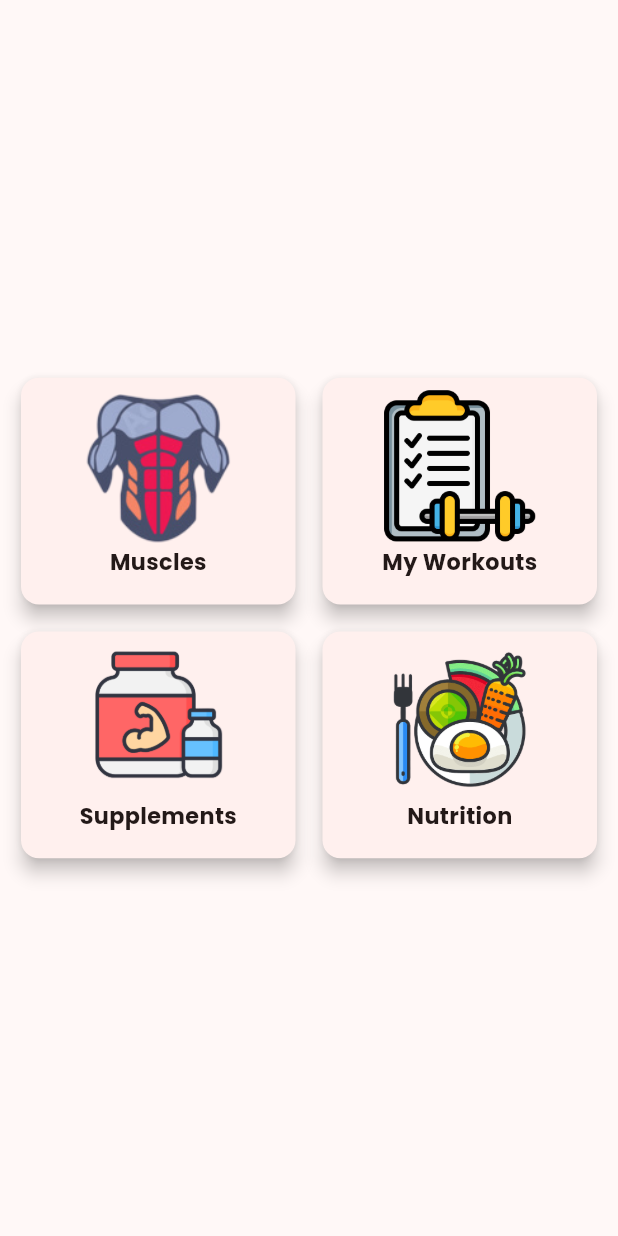
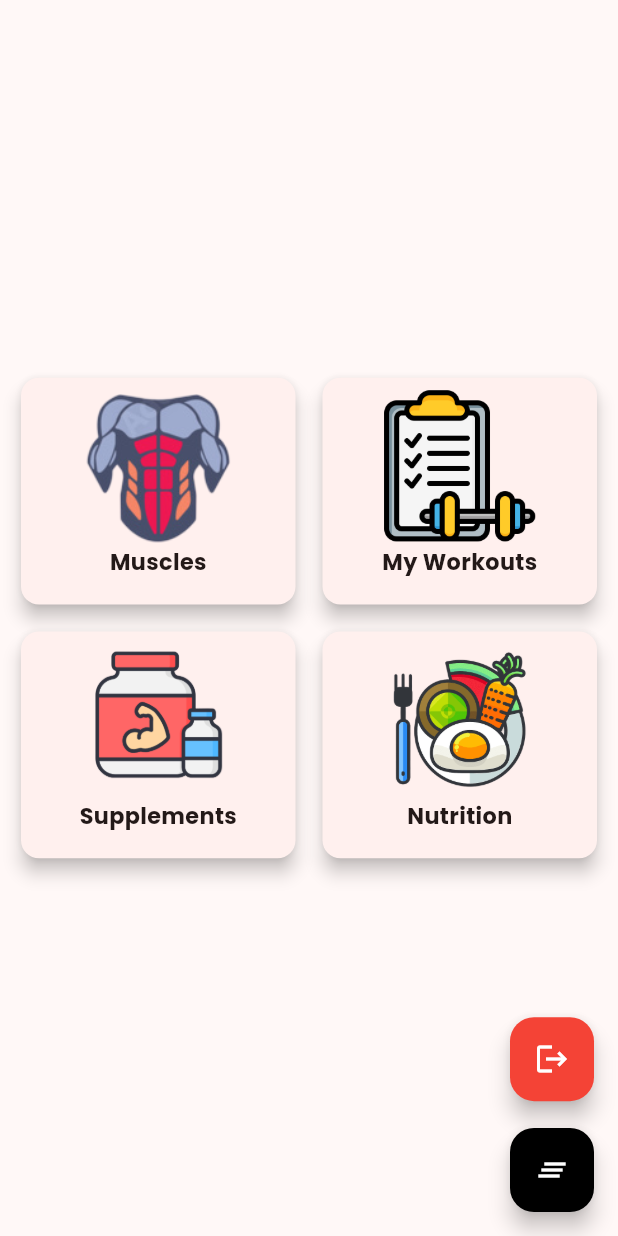
Before and after one commit to MohamedRefaat90/Warrior_App, a Flutter app: the HomeScreen screen opened by its route, on a phone screen of 412 x 824 dp. Run offline on Flutter 3.47's test engine with Material 3 defaults, Android fonts, the phone set to English and light mode, and no system bars; our stand-ins replace another_flushbar, cached_network_image, connectivity_plus, device_preview, dio, firebase_core and 17 more; missing offline and left inert: otp_timer_button; accounts and stored records are empty; project files that could hold a hidden picture were left out.

Commit message:
Add secure storage functionality: implement secure storage handling in onboarding and home screens, update string extension methods, and adjust Firebase initialization

```diff
--- a/lib/core/services/services.dart
+++ b/lib/core/services/services.dart
@@ -10,7 +10,6 @@ abstract class AppServices {
     await ConnectivityChecker.init();
     await HiveManager.init();
     await Firebase.initializeApp(
-      options: DefaultFirebaseOptions.currentPlatform,
-    );
+        options: DefaultFirebaseOptions.currentPlatform);
   }
 }
--- a/lib/features/home/presentation/screen/home_screen.dart
+++ b/lib/features/home/presentation/screen/home_screen.dart
@@ -1,22 +1,46 @@
+import 'package:Warrior/core/constants/colors.dart';
+import 'package:Warrior/core/services/secure_storage_handler.dart';
 import 'package:Warrior/features/Home/data/repo/home_repo.dart';
 import 'package:Warrior/features/Home/presentation/widgets/category_card.dart';
 import 'package:flutter/material.dart';
 import 'package:flutter_riverpod/flutter_riverpod.dart';
+import 'package:flutter_screenutil/flutter_screenutil.dart';
+import 'package:go_router/go_router.dart';
 
-class HomeScreen extends ConsumerStatefulWidget {
+import '../../../../core/constants/routers.dart';
+
+class HomeScreen extends ConsumerWidget {
   const HomeScreen({super.key});
 
   @override
-  ConsumerState<HomeScreen> createState() => _HomeScreenState();
-}
-
-class _HomeScreenState extends ConsumerState<HomeScreen> {
-  @override
-  Widget build(BuildContext context) {
+  Widget build(BuildContext context, WidgetRef ref) {
     return Scaffold(
-      // appBar: AppBar(
-      //   title: const Text('Home Screen'),
-      // ),
+      floatingActionButton: Column(
+        mainAxisSize: MainAxisSize.min,
+        children: [
+          FloatingActionButton(
+            heroTag: 'logout',
+            onPressed: () async {
+              await SecureStorageHandler.delete(key: 'Token');
+              context.goNamed(AppRouters.login);
+              debugPrint('Logged out');
+            },
+            backgroundColor: Colors.red,
+            child: const Icon(Icons.logout, color: AppColors.white),
+          ),
+          15.verticalSpace,
+          FloatingActionButton(
+            heroTag: 'clear',
+            onPressed: () async {
+              await SecureStorageHandler.storage.deleteAll();
+              // context.goNamed(AppRouters.login);
+              debugPrint('SecureStorage Cleared');
+            },
+            backgroundColor: Colors.black,
+            child: const Icon(Icons.clear_all, color: AppColors.white),
+          ),
+        ],
+      ),
       body: Padding(
         padding: const EdgeInsets.all(10),
         child: Column(
--- a/lib/main.dart
+++ b/lib/main.dart
@@ -1,3 +1,4 @@
+import 'package:Warrior/core/services/secure_storage_handler.dart';
 import 'package:Warrior/core/services/services.dart';
 import 'package:device_preview/device_preview.dart';
 import 'package:flutter/foundation.dart';
```
Also changed, not shown: lib/core/extensions/string.dart (+10 -6 lines), lib/features/onboarding/screens/onboarding_screen.dart (+6 -1 lines), lib/routing.dart (+44 -1 lines).
